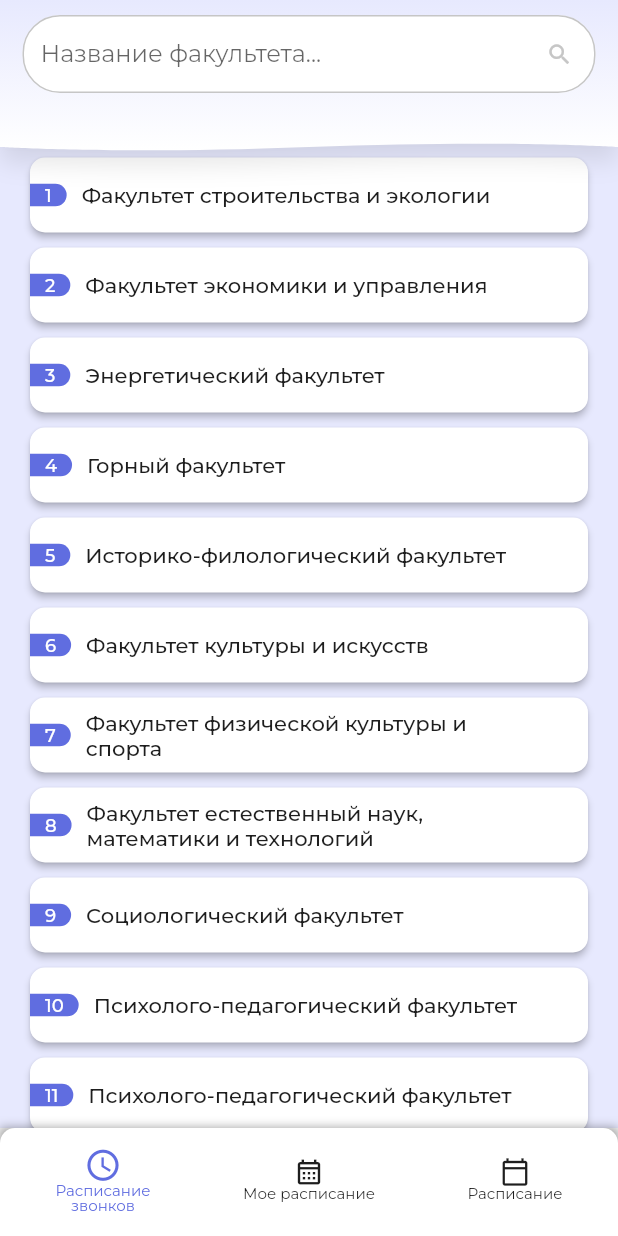
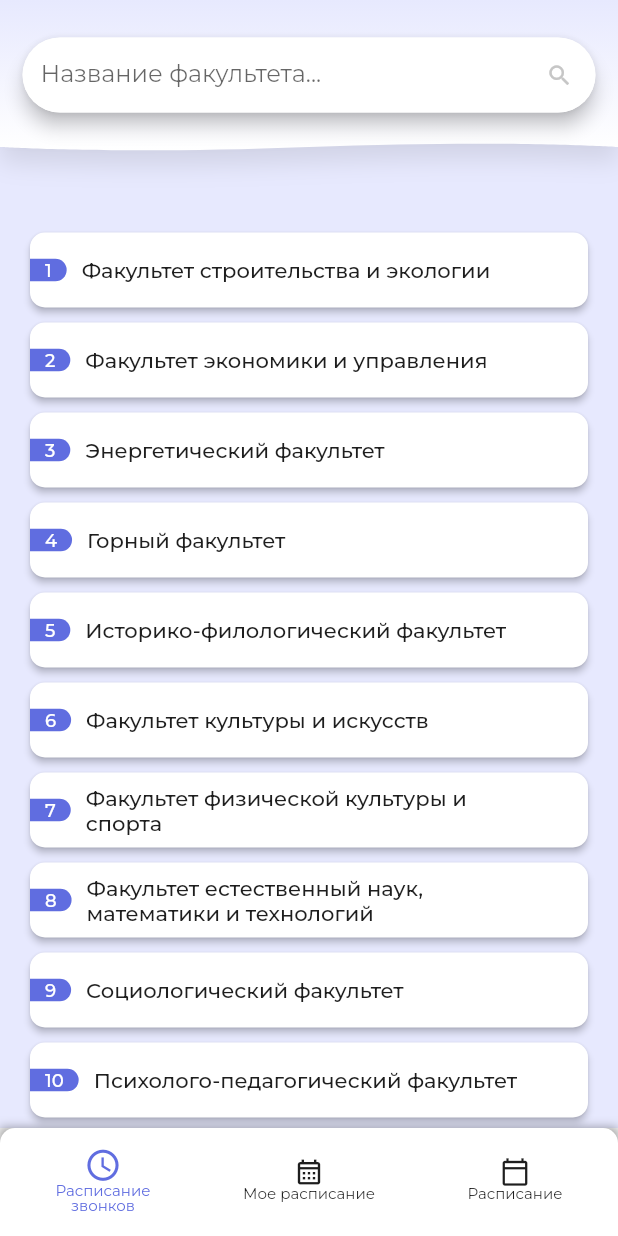
Before and after one commit to 0chuhh/scheddule_mobile, a Flutter app: the screen it shows after launch, on a phone screen of 412 x 824 dp. Run offline on Flutter 3.47's test engine with Material 2 defaults, Android fonts, the phone set to English and light mode, and no system bars; our stand-ins replace gap, table_calendar, timelines.

Commit message:
ref: небольшие изменения в экране расписания звонков
Изменение поисковой строки и хедера.

```diff
--- a/lib/screens/bell_schedule_screen.dart
+++ b/lib/screens/bell_schedule_screen.dart
@@ -185,15 +185,12 @@ class _BellScheduleScreenState extends State<BellScheduleScreen> {
     return Scaffold(
       backgroundColor: Styles.bgColor,
       body: Stack(children: <Widget>[
-        SizedBox(
-            child: Container(
-          child: ListView.builder(
-        padding: EdgeInsets.only(top: 100),
+        ListView.builder(
+          padding: const EdgeInsets.only(top: 150, bottom: 10),
           itemCount: _foundedFaculties.length,
           itemBuilder: (context, index) {
             return Padding(
-              padding:
-                  const EdgeInsets.symmetric(horizontal: 20, vertical: 5),
+                padding: const EdgeInsets.symmetric(horizontal: 20, vertical: 5),
                 child: _bellScheduleElevatedButton(
                   _foundedFaculties[index]['id'],
                   _foundedFaculties[index]['name'],
@@ -202,15 +199,17 @@ class _BellScheduleScreenState extends State<BellScheduleScreen> {
                 ));
           },
         ),
-        )),
         CustomPaint(
           painter: AppBarPainter(),
-          child: Container(
+          child: SafeArea(
+            child: SizedBox(
                 width: MediaQuery.of(context).size.width,
                 height: 100,
                 child: Padding(
-                padding:
-                    const EdgeInsets.symmetric(horizontal: 15, vertical: 10),
+                  padding: const EdgeInsets.symmetric(horizontal: 15, vertical: 25),
+                  child: Material(
+                    borderRadius: BorderRadius.circular(25),
+                    elevation: 5,
                     child: TextField(
                       cursorColor: Styles.primaryColor,
                       cursorRadius: const Radius.circular(2),
@@ -223,15 +222,15 @@ class _BellScheduleScreenState extends State<BellScheduleScreen> {
                         focusColor: Styles.primaryColor,
                         suffixIcon: const Icon(Icons.search),
                         suffixIconColor: Styles.crossColor,
-                    enabledBorder: OutlineInputBorder(
+                        border: OutlineInputBorder(
                           borderRadius: BorderRadius.circular(25),
-                        borderSide: BorderSide(color: Styles.crossColor)),
-                    focusedBorder: OutlineInputBorder(
-                        borderRadius: BorderRadius.circular(25),
-                        borderSide: BorderSide(color: Styles.primaryColor)),
+                          borderSide: BorderSide.none,
+                        ),
+                      ),
                     ),
                   ),
                 )),
+          ),
         ),
       ]),
     );
@@ -248,13 +247,11 @@ class _BellScheduleScreenState extends State<BellScheduleScreen> {
                     decoration: const BoxDecoration(
                         color: Colors.white,
                         borderRadius: BorderRadius.only(
-                            topRight: Radius.circular(10),
-                            topLeft: Radius.circular(10))),
+                            topRight: Radius.circular(10), topLeft: Radius.circular(10))),
                     height: 300,
                     width: MediaQuery.of(context).size.width,
                     child: Padding(
-                      padding: const EdgeInsets.symmetric(
-                          horizontal: 15.0, vertical: 5.0),
+                      padding: const EdgeInsets.symmetric(horizontal: 15.0, vertical: 5.0),
                       child: Column(
                         crossAxisAlignment: CrossAxisAlignment.center,
                         children: [
@@ -263,8 +260,7 @@ class _BellScheduleScreenState extends State<BellScheduleScreen> {
                             width: MediaQuery.of(context).size.width * 0.30,
                             decoration: BoxDecoration(
                                 color: Styles.crossColor,
-                                borderRadius:
-                                    const BorderRadius.all(Radius.circular(5))),
+                                borderRadius: const BorderRadius.all(Radius.circular(5))),
                           ),
                           const Gap(10),
                           Row(
@@ -290,8 +286,7 @@ class _BellScheduleScreenState extends State<BellScheduleScreen> {
                               const Text('1 пара'),
                               Expanded(
                                   child: Padding(
-                                padding:
-                                    const EdgeInsets.symmetric(horizontal: 8.0),
+                                padding: const EdgeInsets.symmetric(horizontal: 8.0),
                                 child: DashedLineConnector(
                                   thickness: 1,
                                   gap: 2,
@@ -309,8 +304,7 @@ class _BellScheduleScreenState extends State<BellScheduleScreen> {
                               const Text('2 пара'),
                               Expanded(
                                   child: Padding(
-                                padding:
-                                    const EdgeInsets.symmetric(horizontal: 8.0),
+                                padding: const EdgeInsets.symmetric(horizontal: 8.0),
                                 child: DashedLineConnector(
                                   thickness: 1,
                                   gap: 2,
@@ -328,8 +322,7 @@ class _BellScheduleScreenState extends State<BellScheduleScreen> {
                               const Text('3 пара'),
                               Expanded(
                                   child: Padding(
-                                padding:
-                                    const EdgeInsets.symmetric(horizontal: 8.0),
+                                padding: const EdgeInsets.symmetric(horizontal: 8.0),
                                 child: DashedLineConnector(
                                   thickness: 1,
                                   gap: 2,
@@ -345,9 +338,7 @@ class _BellScheduleScreenState extends State<BellScheduleScreen> {
                           Center(
                               child: Text(
                             'Большой перерыв ${bellSchedule['big_break']}',
-                            style: TextStyle(
-                                color: Styles.crossColor,
-                                fontWeight: FontWeight.bold),
+                            style: TextStyle(color: Styles.crossColor, fontWeight: FontWeight.bold),
                           )),
                           const Gap(15),
                           Row(
@@ -355,8 +346,7 @@ class _BellScheduleScreenState extends State<BellScheduleScreen> {
                               const Text('4 пара'),
                               Expanded(
                                   child: Padding(
-                                padding:
-                                    const EdgeInsets.symmetric(horizontal: 8.0),
+                                padding: const EdgeInsets.symmetric(horizontal: 8.0),
                                 child: DashedLineConnector(
                                   thickness: 1,
                                   gap: 2,
@@ -374,8 +364,7 @@ class _BellScheduleScreenState extends State<BellScheduleScreen> {
                               const Text('5 пара'),
                               Expanded(
                                   child: Padding(
-                                padding:
-                                    const EdgeInsets.symmetric(horizontal: 8.0),
+                                padding: const EdgeInsets.symmetric(horizontal: 8.0),
                                 child: DashedLineConnector(
                                   thickness: 1,
                                   gap: 2,
@@ -393,8 +382,7 @@ class _BellScheduleScreenState extends State<BellScheduleScreen> {
                               const Text('6 пара'),
                               Expanded(
                                   child: Padding(
-                                padding:
-                                    const EdgeInsets.symmetric(horizontal: 8.0),
+                                padding: const EdgeInsets.symmetric(horizontal: 8.0),
                                 child: DashedLineConnector(
                                   thickness: 1,
                                   gap: 2,
@@ -413,8 +401,7 @@ class _BellScheduleScreenState extends State<BellScheduleScreen> {
         },
         style: ElevatedButton.styleFrom(
             padding: const EdgeInsets.only(left: 0, right: 20),
-            shape:
-                RoundedRectangleBorder(borderRadius: BorderRadius.circular(10)),
+            shape: RoundedRectangleBorder(borderRadius: BorderRadius.circular(10)),
             minimumSize: Size(MediaQuery.of(context).size.width, 50),
             maximumSize: Size(MediaQuery.of(context).size.width, 50),
             backgroundColor: Colors.white,
@@ -456,8 +443,7 @@ class _BellScheduleScreenState extends State<BellScheduleScreen> {
       result = _allFaculties;
     } else {
       result = _allFaculties
-          .where((faculty) =>
-              faculty['name'].toLowerCase().contains(value.toLowerCase()))
+          .where((faculty) => faculty['name'].toLowerCase().contains(value.toLowerCase()))
           .toList();
     }
 
--- a/lib/screens/schedules_screen.dart
+++ b/lib/screens/schedules_screen.dart
@@ -19,7 +19,7 @@ class SchedulesScreen extends StatelessWidget {
             CustomPaint(
               painter: AppBarPainter(),
               child: Container(
-                margin: EdgeInsets.only(top: 40),
+                margin: const EdgeInsets.only(top: 40),
                 width: MediaQuery.of(context).size.width,
                 height: 70,
                 child: const Text(
@@ -33,7 +33,7 @@ class SchedulesScreen extends StatelessWidget {
               ),
             ),
           ]),
-          ScheduleSearchCards()
+          const ScheduleSearchCards()
         ]),
       ),
     );
```
Lines whose indentation alone changed are shown as unchanged.
